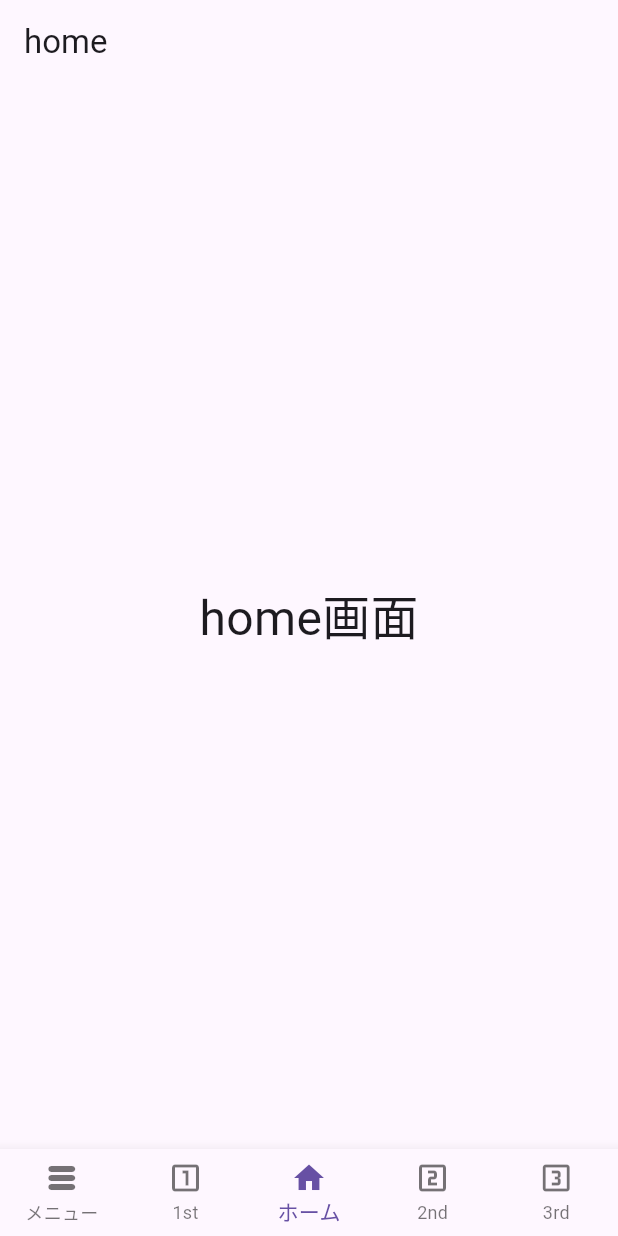
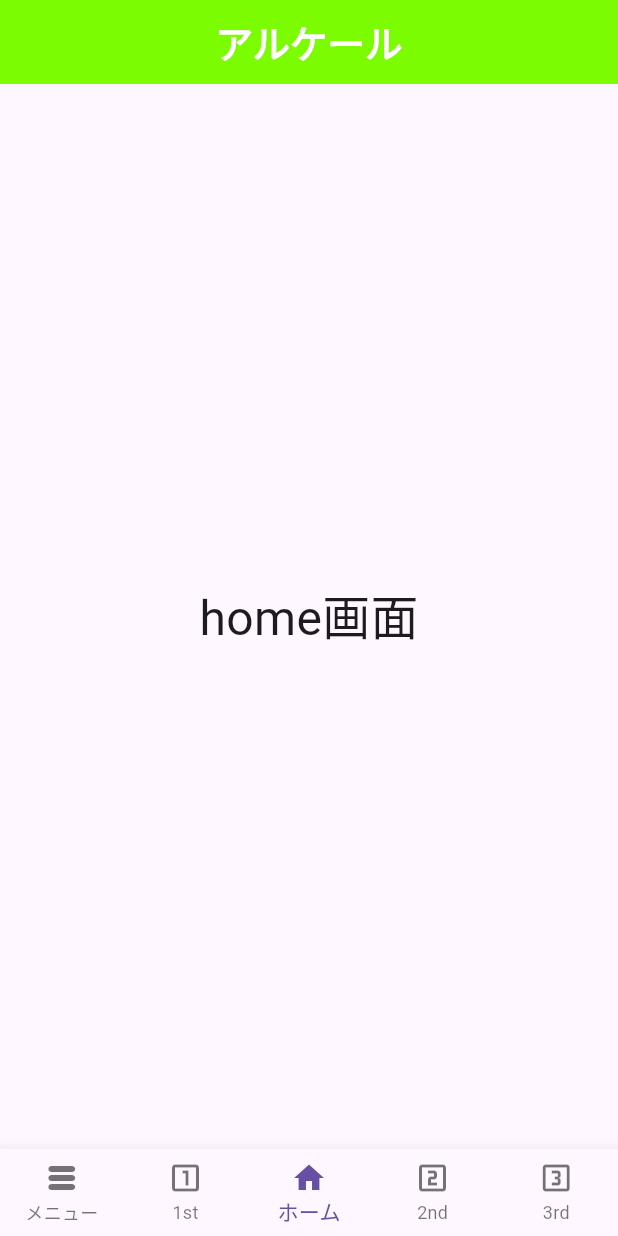
Before and after one commit to giant-shrimp/Chikuhou_frontend, a Flutter app: the screen it shows after launch, on a phone screen of 412 x 824 dp. Run offline on Flutter 3.47's test engine with Material 3 defaults, Android fonts, the light colour scheme and no system bars; our stand-ins replace hooks_riverpod, settings_ui; generated files the repository leaves out were written again.

Commit message:
デザインの変更

```diff
--- a/lib/l10n/app_en.arb
+++ b/lib/l10n/app_en.arb
@@ -14,6 +14,7 @@
   "simple_translation": "Simple Translation",
   "faq": "FAQ",
   "app_version": "App Version",
+  "sub_extension": "Sub-Extension",
   "swap": "Switch accounts",
   "logout": "Logout",
 
--- a/lib/l10n/app_ja.arb
+++ b/lib/l10n/app_ja.arb
@@ -16,6 +16,7 @@
   "app_version": "アプリのバージョン",
   "swap": "アカウントを切り替える",
   "logout": "ログアウト",
+  "sub_extension": "サブ機能拡張",
 
   "walker": "ウォーカー",
   "runner": "ランナー",
--- a/lib/l10n/app_ko.arb
+++ b/lib/l10n/app_ko.arb
@@ -16,6 +16,7 @@
   "app_version": "앱 버전",
   "swap": "계정 전환",
   "logout": "로그아웃",
+  "sub_extension": "하위 확장",
 
   "walker": "보행자",
   "runner": "러너",
--- a/lib/src/app.dart
+++ b/lib/src/app.dart
@@ -25,6 +25,16 @@ class MyApp extends StatelessWidget {
             title: 'Flutter Demo',
             theme: ThemeData(
               primarySwatch: Colors.blue,
+              // AppBarのタイトルスタイルを一括で設定
+              appBarTheme: const AppBarTheme(
+                backgroundColor: Color(0xFF7CFC00),
+                titleTextStyle: TextStyle(
+                  color: Colors.white,
+                  fontSize: 25.0,
+                  fontWeight: FontWeight.bold,
+                ),
+                centerTitle: true,
+              ),
             ),
             locale: locale,  // 言語設定を反映
             localizationsDelegates: const [
--- a/lib/src/screens/home.dart
+++ b/lib/src/screens/home.dart
@@ -7,7 +7,7 @@ class HomeScreen extends StatelessWidget {
   Widget build(BuildContext context) {
     return Scaffold(
       appBar: AppBar(
-        title: const Text('home'),
+        title: const Text('アルケール'),
       ),
       body:
       const Center(child: Text('home画面', style: TextStyle(fontSize: 32.0))),
```
Also changed, not shown: lib/src/screens/drag_drop.dart (+35 -3 lines), lib/src/screens/menu.dart (+14 -13 lines).
